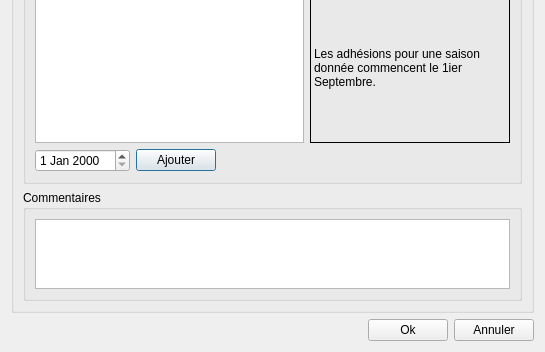
First picture: the form in PlayerWindow.ui, repository arabine/tanca, before the edit; both pictures show x 0 to 545 and y 252 to 604 of the 545 by 604 pixel window.
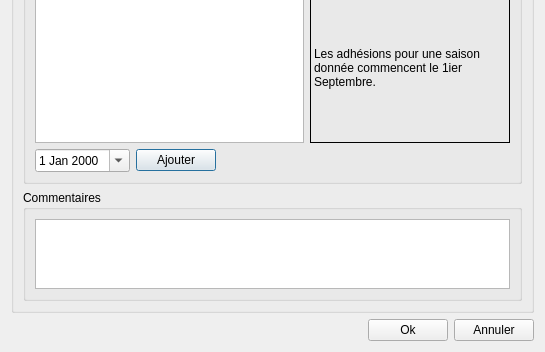
Second picture: the form after the edit.

Patch:
```diff
--- a/PlayerWindow.ui
+++ b/PlayerWindow.ui
@@ -235,7 +235,11 @@
          <item>
           <layout class="QHBoxLayout" name="horizontalLayout_7">
            <item>
-            <widget class="QDateEdit" name="dateEdit_2"/>
+            <widget class="QDateEdit" name="dateEdit_2">
+             <property name="calendarPopup">
+              <bool>true</bool>
+             </property>
+            </widget>
            </item>
            <item>
             <widget class="QPushButton" name="buttonAddLicence">
```
